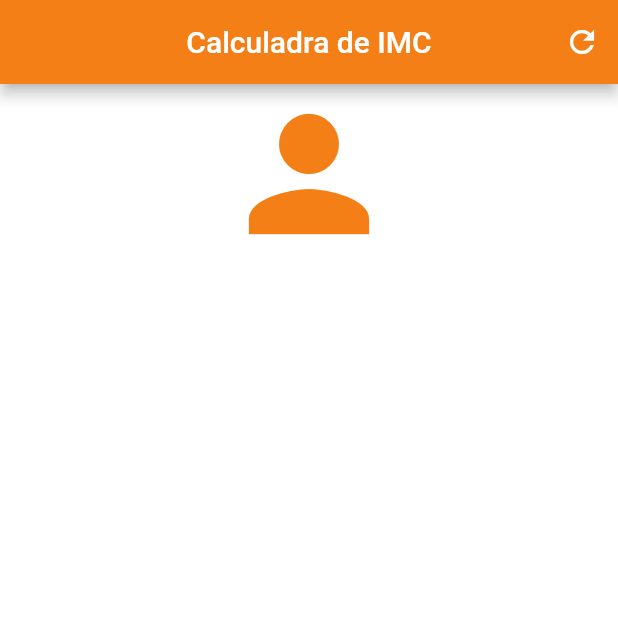
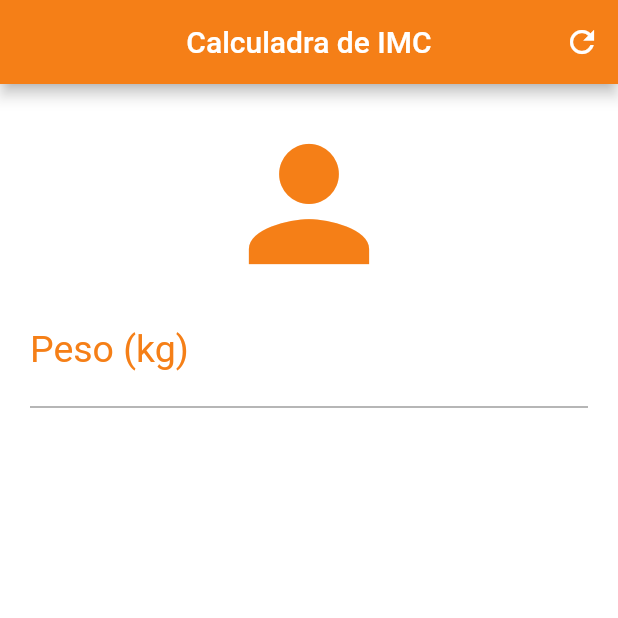
Before and after one commit to lpaganete/calculadora_imc, a Flutter app: the screen it shows after launch, on a phone screen of 412 x 824 dp, the top half of it. Run offline on Flutter 3.47's test engine with Material 2 defaults, Android fonts, the light colour scheme and no system bars.

Commit message:
Adicionando TextField

```diff
--- a/lib/pages/home_page.dart
+++ b/lib/pages/home_page.dart
@@ -24,11 +24,20 @@ class _HomePageState extends State<HomePage> {
 
   _body() {
     return Container(
+      margin: EdgeInsets.all(20) ,
       child: Column(
         crossAxisAlignment: CrossAxisAlignment
             .stretch, // O stretch ocupa toda a largura (no caso do ícone não vai ocupar, pois ele tem um tamanho fixo)
         children: <Widget>[
           Icon(Icons.person, size: 120.0, color: Colors.yellow[900]),
+          TextField(keyboardType: TextInputType.number,
+          decoration: InputDecoration(
+            labelText: "Peso (kg)",
+            labelStyle: TextStyle(color: Colors.yellow[900]),
+          ),
+          textAlign: TextAlign.center,
+          style: TextStyle(color: Colors.yellow[900], fontSize: 25.0),
+          )
         ],
       ),
     );
```
